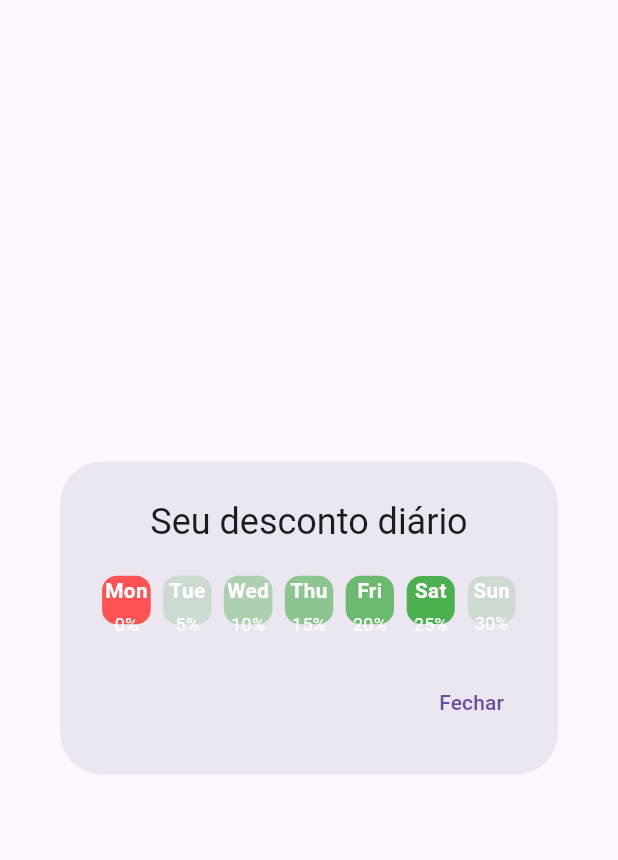
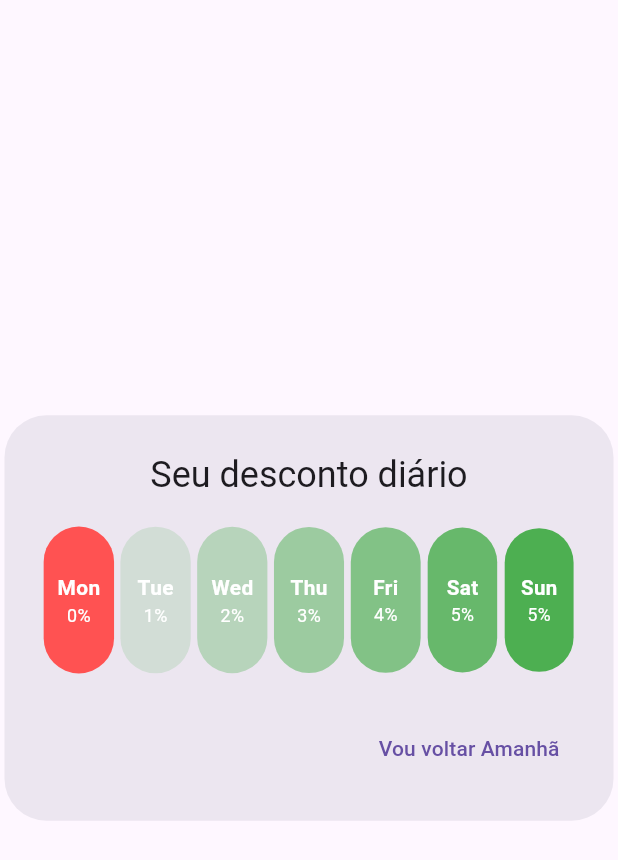
Before and after one commit to jvcss/padaria_dona_rosa, a Flutter app: the DiscountCalendarDialog widget shown alone on an empty page, opened directly, on a phone screen of 412 x 824 dp. Shown: the top 860 px of the screen. Run offline on Flutter 3.47's test engine with Material 3 defaults, Android fonts, the phone set to English and light mode, and no system bars.

```diff
--- a/lib/discount_calendar_dialog.dart
+++ b/lib/discount_calendar_dialog.dart
@@ -30,6 +30,7 @@ class DiscountCalendarDialogState extends State<DiscountCalendarDialog> with Tic
   @override
   Widget build(BuildContext context) {
     return AlertDialog(
+      insetPadding: const EdgeInsets.all(3),
       title: const Text(
         'Seu desconto diário',
         textAlign: TextAlign.center,
@@ -40,7 +41,7 @@ class DiscountCalendarDialogState extends State<DiscountCalendarDialog> with Tic
           onPressed: () {
             Navigator.of(context).pop();
           },
-          child: const Text('Fechar'),
+          child: const Text('Vou voltar Amanhã'),
         ),
       ],
     );
@@ -52,46 +53,61 @@ class DiscountCalendarDialogState extends State<DiscountCalendarDialog> with Tic
     return SizedBox(
       width: double.maxFinite,
       child: GridView.builder(
+        clipBehavior: Clip.none,
         shrinkWrap: true,
         itemCount: 7,
         gridDelegate: const SliverGridDelegateWithFixedCrossAxisCount(
+          crossAxisSpacing: 0,
+          mainAxisSpacing: 0,
+          childAspectRatio: 0.5,
           crossAxisCount: 7, // 7 days in a week
         ),
         itemBuilder: (context, index) {
           DateTime day = now.add(Duration(days: index));
           // Define the color of each day based on discount rules
           Color dayColor;
-          double dayDiscount = index == 0 ? 0 : (index * 5).toDouble();
-          if (index == 0) {
-            dayColor = Colors.redAccent; // No discount today
-          } else {
-            dayColor = Colors.green.withOpacity(index * 0.2); // Gradual green for future days
-          }
+          double dayDiscount = index == 0 ? 0 : (index < 6 ? index : 5).toDouble();
+
+          // Using ternary to ensure opacity stays within 0.0 and 1.0
+          dayColor = index == 0
+              ? Colors.redAccent // No discount today
+              : Colors.green.withOpacity(index * 0.166 <= 1.0 ? index * 0.166 : 1.0);
 
           return ScaleTransition(
             scale: CurvedAnimation(
               parent: _calendarAnimationController,
-              curve: Interval(0.1 * index, 1.0, curve: Curves.easeOut),
+              curve: Interval(0.1 * index, 1, curve: Curves.easeOut),
             ),
             child: Container(
-              margin: const EdgeInsets.all(4),
+              margin: const EdgeInsets.all(2),
+              constraints: const BoxConstraints(
+                minHeight: 12, // Ensure minimum height for readability
+                minWidth: 12, // Ensure minimum width for readability
+              ),
               decoration: BoxDecoration(
                 color: dayColor,
-                borderRadius: BorderRadius.circular(10),
+                borderRadius: BorderRadius.circular(50),
               ),
               child: Center(
                 child: Column(
+                  mainAxisSize: MainAxisSize.min,
                   mainAxisAlignment: MainAxisAlignment.center,
                   children: [
                     Text(
                       DateFormat.E().format(day), // Day name (Mon, Tue, etc.)
-                      style: const TextStyle(color: Colors.white, fontWeight: FontWeight.bold),
+                      style: const TextStyle(
+                        color: Colors.white,
+                        fontWeight: FontWeight.bold,
+                        fontSize: 14,
+                      ),
                     ),
-                    const SizedBox(height: 4),
                     // Show discount for each day
                     Text(
                       '${dayDiscount.toStringAsFixed(0)}%',
-                      style: const TextStyle(color: Colors.white, fontSize: 12),
+                      style: const TextStyle(
+                        color: Colors.white,
+                        fontSize: 12,
+                      ),
                     ),
                   ],
                 ),
```
